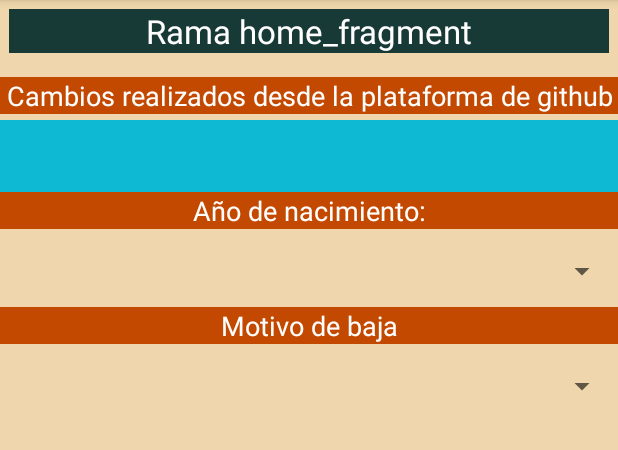
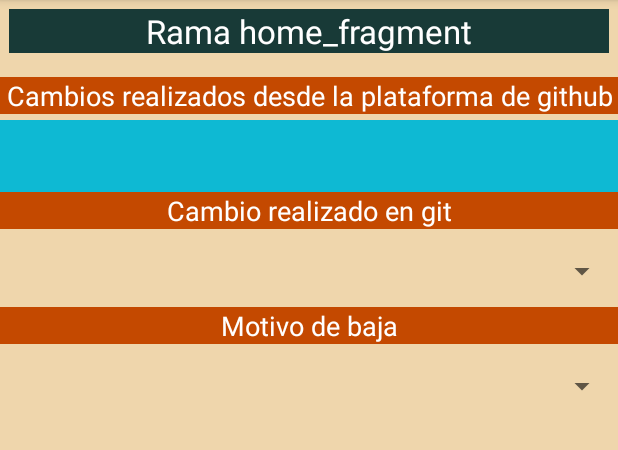
Before and after one commit to mhernandez-sys/App_ActCirculantes, an Android app: the fragment HomeFragment shown on its own in the app's theme, on a phone screen of 412 x 824 dp, the part 84-534 px from its top. Run offline under Robolectric (Android 15) with nearby library versions, the phone set to English and light mode, and no system bars.

```diff
--- a/app/src/main/res/layout/fragment_home.xml
+++ b/app/src/main/res/layout/fragment_home.xml
@@ -50,7 +50,7 @@
             android:id="@+id/textView11"
             android:layout_width="match_parent"
             android:layout_height="wrap_content"
-            android:text="Año de nacimiento:"
+            android:text="Cambio realizado en git"
             android:background="@color/botones"
             android:textColor="@color/white"
             android:textSize="18sp"
```
